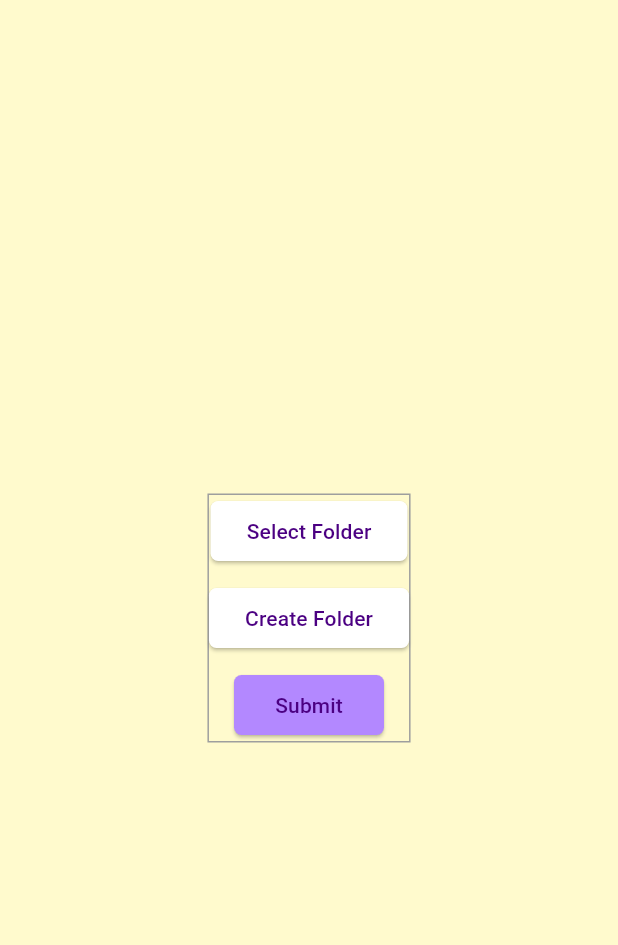
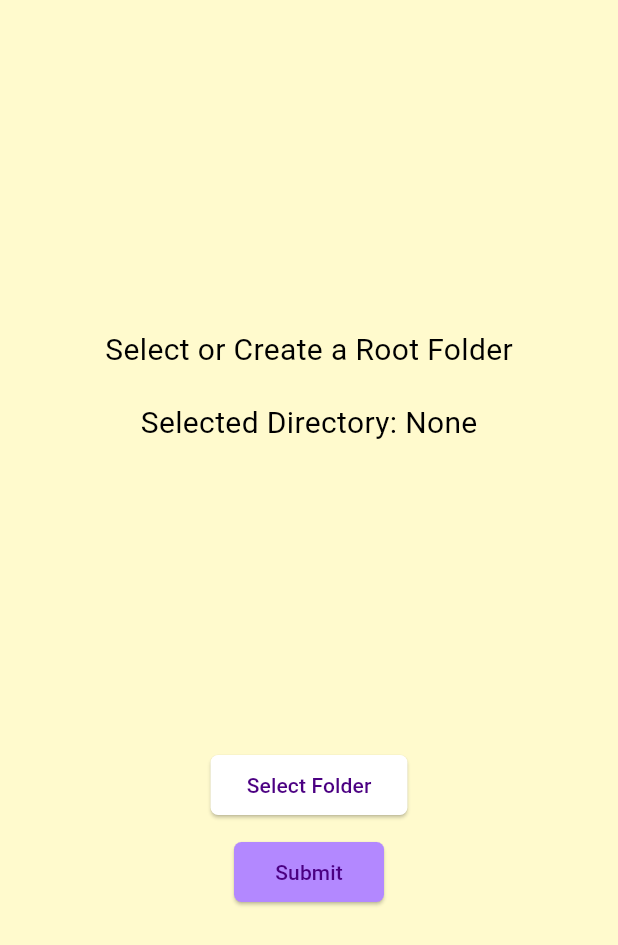
Before and after one commit to Jl115/pencilNote, a Flutter app: the screen it shows after launch, after a tap on "Submit", on a phone screen of 412 x 824 dp. Shown: the top 945 px of the screen. Run offline on Flutter 3.47's test engine with Material 3 defaults, Android fonts, the light colour scheme and no system bars; our stand-ins replace file_picker, get, get_storage; missing offline and left inert: flutter_file_dialog, pencil_kit.

```diff
--- a/lib/controller/folder_controller.dart
+++ b/lib/controller/folder_controller.dart
@@ -28,10 +28,11 @@ class FolderController extends GetxController {
 
   void selectRootFolder(String path) {
     // Initialize the RootFolder with the selected path and subfolders
+    print('Selected path: $path');
     var newRootFolder = RootFolder()
       ..path = path
       ..folders = _getSubfolders(path);
-
+    print(newRootFolder);
     selectedFolder.value = newRootFolder;
   }
 
--- a/lib/views/folder_picker_view.dart
+++ b/lib/views/folder_picker_view.dart
@@ -21,31 +21,14 @@ class _FolderPickerViewState extends State<FolderPickerView> {
   Future<void> pickDirectory() async {
     String? selectedDirectoryPath =
         await FilePicker.platform.getDirectoryPath();
-
+    print(selectedDirectoryPath);
     if (selectedDirectoryPath != null) {
       setState(() {
         selectedDirectory = Directory(selectedDirectoryPath);
+        print(selectedDirectory);
         RootFolder.initializeWithPath(selectedDirectoryPath);
         folderController.selectedFolder.value = RootFolder();
-      });
-    }
-  }
-
-  Future<void> createRootDirectory() async {
-    final directory = await getApplicationDocumentsDirectory();
-    print(directory.path);
-
-    final newDirectory = Directory('${directory.path}/NewFolder');
-    print(newDirectory.path);
-    print(selectedDirectory?.path.split('/').last);
-    if (selectedDirectory != null) {
-      print('Directory already exists at ${newDirectory.path}');
-    } else {
-      await newDirectory.create();
-      setState(() {
-        createdDirectoryPath = newDirectory.path;
-        RootFolder.initializeWithPath(newDirectory.path);
-        folderController.selectedFolder.value = RootFolder();
+        createdDirectoryPath = selectedDirectoryPath;
       });
     }
   }
@@ -57,12 +40,25 @@ class _FolderPickerViewState extends State<FolderPickerView> {
           padding: const EdgeInsets.all(16.0),
           child: Center(
             child: Column(
-              mainAxisAlignment: MainAxisAlignment.center,
+              mainAxisAlignment: MainAxisAlignment.spaceEvenly,
               children: [
                 Container(
-                  decoration: BoxDecoration(
-                    border: Border.all(color: Colors.grey),
+                  child: Column(
+                    children: [
+                      Text(
+                        'Select or Create a Root Folder',
+                        style: TextStyle(fontSize: 20),
+                      ),
+                      SizedBox(height: 20),
+                      Text(
+                        'Selected Directory: ${selectedDirectory?.path.split('/').last ?? 'None'}',
+                        style: TextStyle(fontSize: 20),
+                      ),
+                    ],
                   ),
+                ),
+                Container(
+                  decoration: BoxDecoration(),
                   child: Column(
                     crossAxisAlignment: CrossAxisAlignment.center,
                     mainAxisAlignment: MainAxisAlignment.center,
@@ -80,21 +76,15 @@ class _FolderPickerViewState extends State<FolderPickerView> {
                       /* if (selectedDirectory != null)
                   Text('Selected Directory: ${selectedDirectory!.path}'), */
                       SizedBox(height: 10),
-                      //* Create Root Directory Button
-                      ElevatedButton(
-                        onPressed: createRootDirectory,
-                        style: ElevatedButton.styleFrom(
-                          shape: RoundedRectangleBorder(
-                            borderRadius: BorderRadius.circular(5),
-                          ),
-                        ),
-                        child: Text('Create Folder'),
-                      ),
-                      SizedBox(height: 10),
-
                       //* Submitted Directory Path Button
                       ElevatedButton(
-                        onPressed: createRootDirectory,
+                        onPressed: () {
+                          if (createdDirectoryPath != null) {
+                            folderController
+                                .selectRootFolder(createdDirectoryPath!);
+                            Get.offNamed('/folder-detail');
+                          }
+                        },
                         style: ElevatedButton.styleFrom(
                           fixedSize: Size(100, 30),
                           backgroundColor: Colors.deepPurpleAccent[100],
```
Also changed, not shown: 1 other file.
